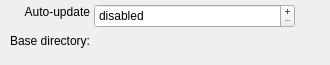
First picture: the form in src/podcasts/sql/SqlPodcastProviderSettingsWidget.ui, repository netrunner-debian-kde-extras/amarok, before the edit.
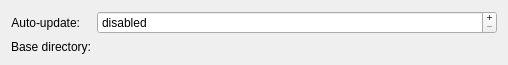
Second picture: the form after the edit. Custom widgets are drawn as their Qt base class.

The edit to the form file:
```diff
--- a/src/podcasts/sql/SqlPodcastProviderSettingsWidget.ui
+++ b/src/podcasts/sql/SqlPodcastProviderSettingsWidget.ui
@@ -6,7 +6,7 @@
    <rect>
     <x>0</x>
     <y>0</y>
-    <width>330</width>
+    <width>508</width>
     <height>65</height>
    </rect>
   </property>
@@ -25,31 +25,19 @@
   <property name="windowTitle">
    <string>Form</string>
   </property>
+  <layout class="QFormLayout" name="formLayout">
+   <item row="0" column="0">
   <widget class="QLabel" name="m_intervalLabel">
-   <property name="geometry">
-    <rect>
-     <x>22</x>
-     <y>4</y>
-     <width>68</width>
-     <height>16</height>
-    </rect>
-   </property>
    <property name="text">
-    <string>Auto-update</string>
+      <string>Auto-update:</string>
    </property>
    <property name="alignment">
     <set>Qt::AlignRight|Qt::AlignTrailing|Qt::AlignVCenter</set>
    </property>
   </widget>
+   </item>
+   <item row="0" column="1">
   <widget class="KIntSpinBox" name="m_autoUpdateInterval">
-   <property name="geometry">
-    <rect>
-     <x>94</x>
-     <y>4</y>
-     <width>201</width>
-     <height>24</height>
-    </rect>
-   </property>
    <property name="sizePolicy">
     <sizepolicy hsizetype="Preferred" vsizetype="Fixed">
      <horstretch>0</horstretch>
@@ -81,15 +69,9 @@
     <number>30</number>
    </property>
   </widget>
+   </item>
+   <item row="1" column="0">
   <widget class="QLabel" name="m_baseDirLabel">
-   <property name="geometry">
-    <rect>
-     <x>4</x>
-     <y>33</y>
-     <width>86</width>
-     <height>16</height>
-    </rect>
-   </property>
    <property name="toolTip">
     <string/>
    </property>
@@ -100,15 +82,9 @@
     <set>Qt::AlignRight|Qt::AlignTrailing|Qt::AlignVCenter</set>
    </property>
   </widget>
+   </item>
+   <item row="1" column="1">
   <widget class="KUrlRequester" name="m_baseDirUrl">
-   <property name="geometry">
-    <rect>
-     <x>94</x>
-     <y>33</y>
-     <width>231</width>
-     <height>25</height>
-    </rect>
-   </property>
    <property name="sizePolicy">
     <sizepolicy hsizetype="Preferred" vsizetype="Preferred">
      <horstretch>0</horstretch>
@@ -136,6 +112,8 @@
 This can be changed for each channel individually.</string>
    </property>
   </widget>
+   </item>
+  </layout>
  </widget>
  <customwidgets>
   <customwidget>
```
Lines whose indentation alone changed are shown as unchanged.
